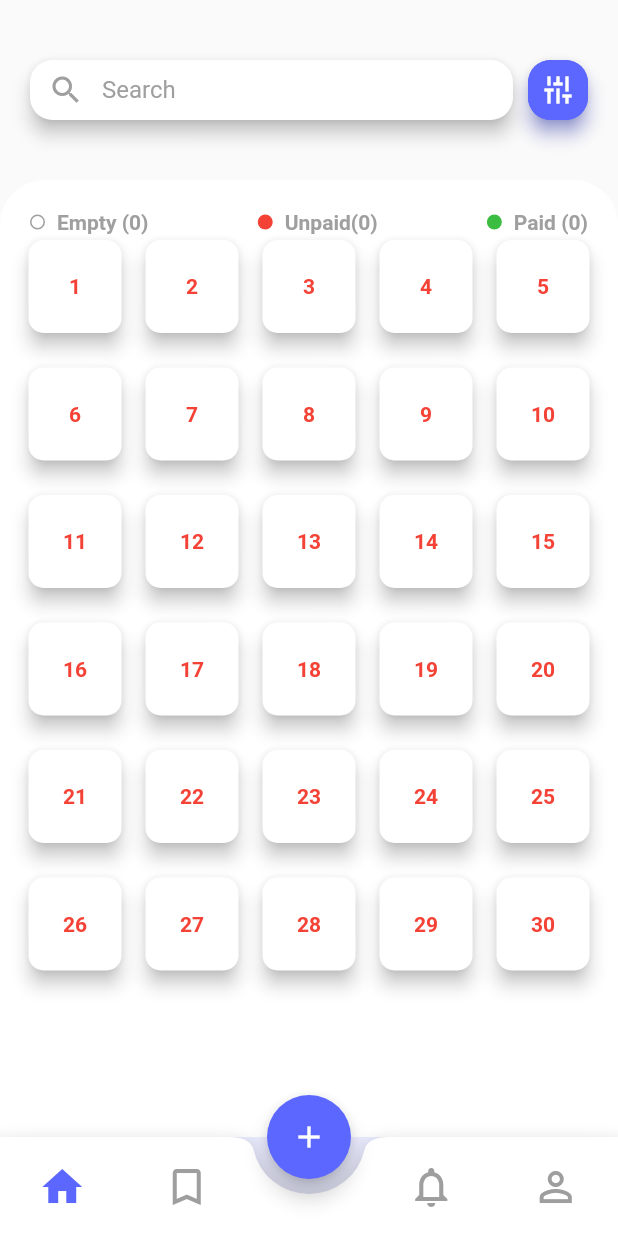
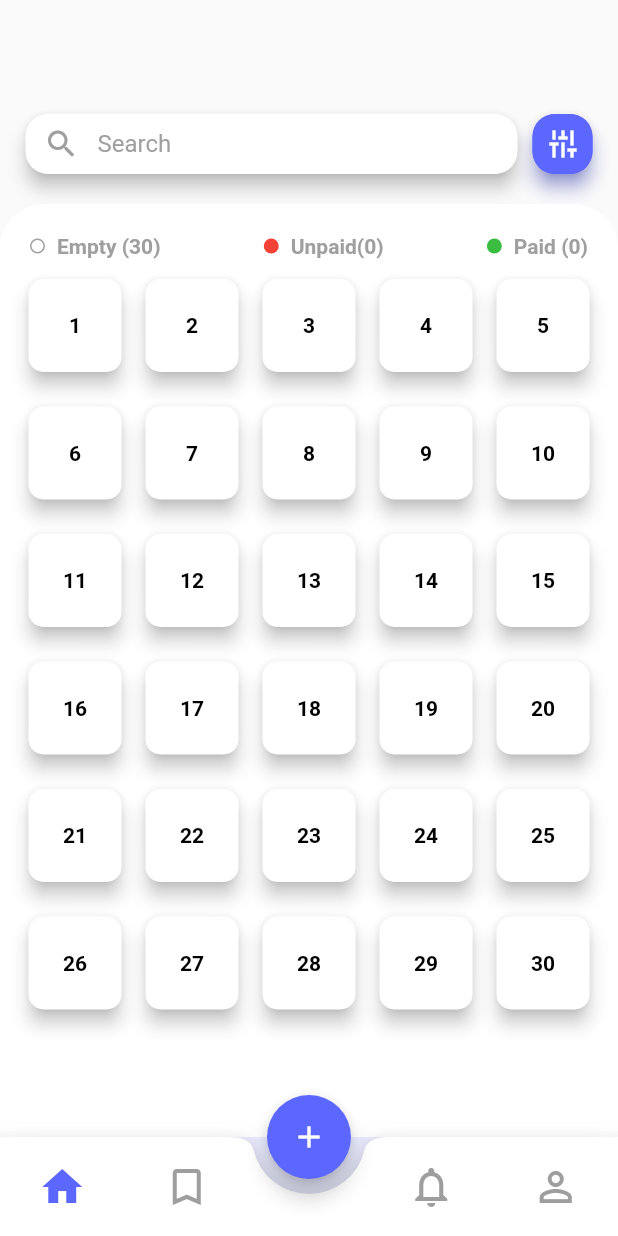
Before and after one commit to rahapal/Rentapp, a Flutter app: the screen it shows after launch, on a phone screen of 412 x 824 dp. Run offline on Flutter 3.47's test engine with Material 2 defaults, Android fonts, the phone set to English and light mode, and no system bars; our stand-ins replace hive, hive_flutter, percent_indicator, shared_preferences; accounts and stored records are empty.

Commit message:
Auto change color of shutter and calculate empty,unpaid,paid number accordingly

```diff
--- a/lib/controller/provider.dart
+++ b/lib/controller/provider.dart
@@ -79,6 +79,14 @@ class PropertyProvider with ChangeNotifier {
     Rbox.clear();
     notifyListeners();
   }
+
+  getEmptyLength() {
+    var isSelectLength = isSelected.length;
+    var propertyLength = _property.length;
+    var emptyLength = isSelectLength - propertyLength;
+    return emptyLength;
+  }
+
   // Future<void> setIndexTrue(index) async {
   //   final prefs = await SharedPreferences.getInstance();
   //   isSelected[index] = true;
--- a/lib/screens/bottomnavbar/bottomNavBar.dart
+++ b/lib/screens/bottomnavbar/bottomNavBar.dart
@@ -20,7 +20,7 @@ class BottomNav extends StatefulWidget {
 class _BottomNavState extends State<BottomNav> {
   int currentTab = 0;
   final List<Widget> screens = [
-    TopBar(),
+    const TopBar(),
     const pages(),
     const pages(),
     const pages(),
@@ -45,7 +45,7 @@ class _BottomNavState extends State<BottomNav> {
     Provider.of<PropertyProvider>(context).getProperties();
   }
 
-  Widget currentScreen = TopBar();
+  Widget currentScreen = const TopBar();
 
   @override
   Widget build(BuildContext context) {
@@ -88,7 +88,7 @@ class _BottomNavState extends State<BottomNav> {
                       minWidth: 40,
                       onPressed: () {
                         setState(() {
-                          currentScreen = TopBar();
+                          currentScreen = const TopBar();
                           currentTab = 0;
                         });
                       },
--- a/lib/screens/filldetailspage/fillpropertydetails.dart
+++ b/lib/screens/filldetailspage/fillpropertydetails.dart
@@ -77,9 +77,7 @@ class _FillPropertyDetailsState extends State<FillPropertyDetails> {
                     image: '',
                     size: _propertySize.text,
                     //yesai ho herna test garns cha
-                    status: _propertySize.text.isNotEmpty
-                        ? _propertySize.text
-                        : 'empty',
+                    status: 'paid',
                     index: widget.getindex,
                     propertyId: const Uuid().v4(),
                     fieldStatus: true,
--- a/lib/screens/viewpage/bodypart.dart
+++ b/lib/screens/viewpage/bodypart.dart
@@ -123,19 +123,19 @@ class _BodyPartState extends State<BodyPart> {
                               }
                             },
                             text: (index + 1).toString(),
-                            textColor:
+                            textColor: val.atIndex(index) == null
+                                ?
                                 // val.property[index].fieldStatus == true
                                 //?
-                                Colors.red,
+                                Colors.black
+                                : Colors.white,
                             //:
                             // Colors.blue,
                             color: val.atIndex(index) == null
                                 ? Colors.white
-                                : val.atIndex(index)!.fieldStatus == true
-                                    ? Colors.black
-                                    : val.property[index].propertyId.isEmpty
-                                        ? Colors.white
-                                        : Colors.black,
+                                : val.atIndex(index)!.status == 'paid'
+                                    ? Colors.green
+                                    : Colors.red,
                           ),
                         ),
                       );
--- a/lib/screens/viewpage/bodytoppart.dart
+++ b/lib/screens/viewpage/bodytoppart.dart
@@ -12,7 +12,8 @@ class BodyTopPart extends StatelessWidget {
     return SizedBox(
       width: double.infinity,
       child: Padding(
-        padding: const EdgeInsets.only(left: 20.0, right: 20.0, top: 20),
+        padding:
+            const EdgeInsets.only(left: 20.0, right: 20.0, top: 20, bottom: 10),
         child: Row(
           mainAxisAlignment: MainAxisAlignment.spaceBetween,
           children: [
@@ -31,7 +32,7 @@ class BodyTopPart extends StatelessWidget {
                   width: 8,
                 ),
                 Text(
-                  'Empty (${provider.property.where((element) => element.status == 'Empty').length})',
+                  'Empty (${provider.getEmptyLength()})',
                   style: const TextStyle(
                     color: Color(0xFF9F9F9F),
                     fontWeight: FontWeight.bold,
@@ -75,7 +76,7 @@ class BodyTopPart extends StatelessWidget {
                   width: 8,
                 ),
                 Text(
-                  'Paid (${provider.property.where((element) => element.status == 'Paid').length})',
+                  'Paid (${provider.property.where((element) => element.status == 'paid').length})',
                   style: const TextStyle(
                     color: Color(0xFF9F9F9F),
                     fontWeight: FontWeight.bold,
--- a/lib/screens/viewpage/topbar.dart
+++ b/lib/screens/viewpage/topbar.dart
@@ -1,4 +1,5 @@
 import 'package:flutter/material.dart';
+import 'package:rentapp/common/global_variables.dart';
 
 import 'bodypart.dart';
 
@@ -13,6 +14,11 @@ class _TopBarState extends State<TopBar> {
   @override
   Widget build(BuildContext context) {
     return Scaffold(
+      appBar: AppBar(
+        automaticallyImplyLeading: false,
+        backgroundColor: Colors.white.withOpacity(0),
+        elevation: 0,
+      ),
       body: Column(
         crossAxisAlignment: CrossAxisAlignment.start,
         children: [
@@ -27,7 +33,7 @@ class _TopBarState extends State<TopBar> {
           //),
           //child:
           Padding(
-            padding: const EdgeInsets.symmetric(vertical: 40, horizontal: 20),
+            padding: const EdgeInsets.symmetric(vertical: 20, horizontal: 17),
             child: Row(
               mainAxisAlignment: MainAxisAlignment.spaceBetween,
               children: [
```
